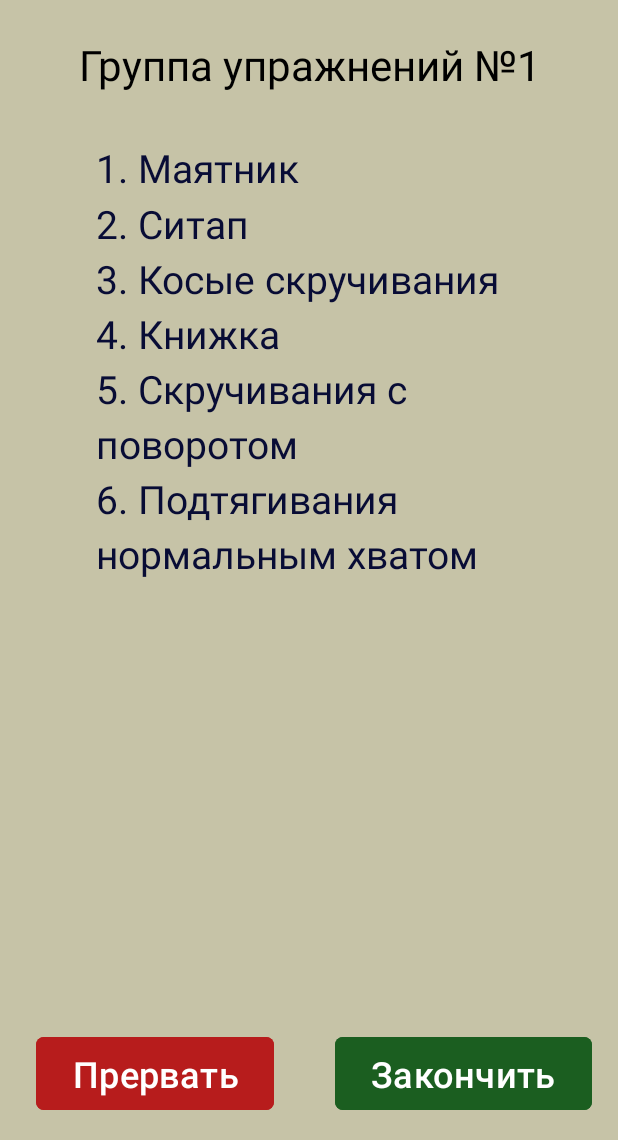
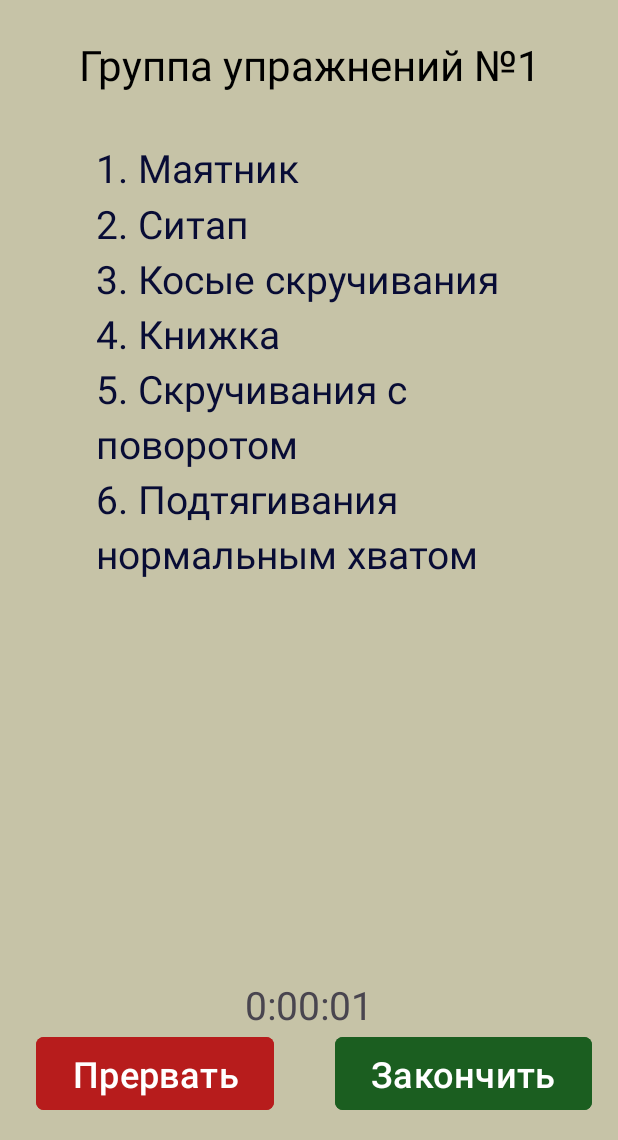
Before and after one commit to KotlyarovSergey/WorkoutSchedule, an Android app: the screen it shows after launch (MainActivity), after a tap on "Старт", on a phone screen of 412 x 824 dp, the part 96-1236 px from its top. Run offline under Robolectric (Android 15) with nearby library versions, the phone set to English and light mode, and no system bars; our stand-ins replace data binding; Roboto replaces fonts that are not available here.

Commit message:
Add timer

```diff
--- a/app/src/main/java/com/ksv/workoutschedule/presentation/HistoryFragment.kt
+++ b/app/src/main/java/com/ksv/workoutschedule/presentation/HistoryFragment.kt
@@ -9,6 +9,7 @@ import com.ksv.workoutschedule.data.HistoryRepository
 import com.ksv.workoutschedule.databinding.FragmentHistoryBinding
 import com.ksv.workoutschedule.domain.WorkoutPlan
 import com.ksv.workoutschedule.entity.HistoryItem
+import com.ksv.workoutschedule.util.TimeConverter
 import java.time.Duration
 import java.time.LocalDate
 import java.time.format.DateTimeFormatter
@@ -66,19 +67,9 @@ class HistoryFragment : Fragment() {
         val bar = barPlan.type
 
         val duration = Duration.ofSeconds(historyItem.duration)
-        val hours = duration.toHours().toString()
-        val minutes = addZero((duration.toMinutes() % 60).toInt())
-        val seconds = addZero((duration.seconds % 60).toInt())
-        val durationStr = "$hours:$minutes:$seconds"
+        val durationStr = TimeConverter.durationToText(duration)
 
         return "$dateFormatted: [$press-$bar] - $durationStr"
-    }
-
-    private fun addZero(number: Int): String {
-        return if (number < 10)
-            "0$number"
-        else
-            number.toString()
     }
 
     companion object {
--- a/app/src/main/java/com/ksv/workoutschedule/presentation/WorkoutViewModel.kt
+++ b/app/src/main/java/com/ksv/workoutschedule/presentation/WorkoutViewModel.kt
@@ -1,15 +1,18 @@
 package com.ksv.workoutschedule.presentation
 
 import android.app.Application
-import android.content.Context
 import androidx.lifecycle.AndroidViewModel
+import androidx.lifecycle.viewModelScope
 import com.ksv.workoutschedule.data.HistoryRepository
 import com.ksv.workoutschedule.data.WorkoutRepository
 import com.ksv.workoutschedule.entity.HistoryItem
 import com.ksv.workoutschedule.domain.WorkoutPlan
 import com.ksv.workoutschedule.entity.WorkoutDate
+import com.ksv.workoutschedule.util.TimeConverter
+import kotlinx.coroutines.delay
 import kotlinx.coroutines.flow.MutableStateFlow
 import kotlinx.coroutines.flow.asStateFlow
+import kotlinx.coroutines.launch
 import java.time.Duration
 import java.time.LocalDate
 import java.time.LocalDateTime
@@ -19,14 +22,15 @@ class WorkoutViewModel(application: Application) : AndroidViewModel(application)
     private val _state = MutableStateFlow<WorkoutState>(WorkoutState.Idle)
     val state = _state.asStateFlow()
     val exercisesList = MutableStateFlow("")
+    val timerText = MutableStateFlow("")
     val trainingPlan = MutableStateFlow(PLAN_NAME_PREFIX)
 
     private var needToLoadData = true
     private var workoutPlan = WorkoutPlan()
     private var startTime = LocalDateTime.now()
 
-    fun openWorkoutFragment(){
-        if(needToLoadData) {
+    fun openWorkoutFragment() {
+        if (needToLoadData) {
             val workoutRepository = WorkoutRepository(context)
             workoutPlan = workoutRepository.loadWorkoutPlan()
             needToLoadData = false
@@ -37,6 +41,9 @@ class WorkoutViewModel(application: Application) : AndroidViewModel(application)
     fun startWorkout() {
         startTime = LocalDateTime.now()
         _state.value = WorkoutState.Training
+        viewModelScope.launch {
+            timerTick()
+        }
     }
 
     fun finishWorkout() {
@@ -45,25 +52,6 @@ class WorkoutViewModel(application: Application) : AndroidViewModel(application)
         _state.value = WorkoutState.Idle
         nextWorkoutPlan()
     }
-
-    private fun saveCurrentWorkout(){
-        val workoutRepository = WorkoutRepository(context)
-        workoutRepository.saveWorkoutPlan(workoutPlan)
-    }
-
-    private fun addToHistory(){
-        val hisRepository = HistoryRepository(context)
-        val localDate = LocalDate.now()
-        val workoutDate = WorkoutDate(localDate.year, localDate.monthValue, localDate.dayOfMonth)
-        val pressExNum =  workoutPlan.press.ordinal
-        val barExNum = workoutPlan.bar.ordinal
-//        val duration = Duration.between(startTime, LocalDateTime.now()).seconds + (3000..4200).random()
-        val duration = Duration.between(startTime, LocalDateTime.now()).seconds
-
-        hisRepository.addItemToHistory(HistoryItem(workoutDate, pressExNum, barExNum, duration))
-    }
-
-
 
     fun brakeWorkout() {
         _state.value = WorkoutState.Idle
@@ -81,6 +69,33 @@ class WorkoutViewModel(application: Application) : AndroidViewModel(application)
         trainingPlan.value = "$PLAN_NAME_PREFIX${workoutPlan.press.number}"
     }
 
+
+    private suspend fun timerTick() {
+        while (state.value == WorkoutState.Training) {
+            val duration = Duration.between(startTime, LocalDateTime.now())
+            timerText.value = TimeConverter.durationToText(duration)
+            delay(500)
+        }
+    }
+
+    private fun saveCurrentWorkout() {
+        val workoutRepository = WorkoutRepository(context)
+        workoutRepository.saveWorkoutPlan(workoutPlan)
+    }
+
+    private fun addToHistory() {
+        val hisRepository = HistoryRepository(context)
+        val localDate = LocalDate.now()
+        val workoutDate = WorkoutDate(localDate.year, localDate.monthValue, localDate.dayOfMonth)
+        val pressExNum = workoutPlan.press.ordinal
+        val barExNum = workoutPlan.bar.ordinal
+//        val duration = Duration.between(startTime, LocalDateTime.now()).seconds + (3000..4200).random()
+        val duration = Duration.between(startTime, LocalDateTime.now()).seconds
+
+        hisRepository.addItemToHistory(HistoryItem(workoutDate, pressExNum, barExNum, duration))
+    }
+
+
     private fun listToNumbericString(list: List<String>): String {
         val builder = StringBuilder()
         for ((i, e) in list.withIndex()) {
--- /dev/null
+++ b/app/src/main/java/com/ksv/workoutschedule/util/TimeConverter.kt
@@ -0,0 +1,21 @@
+package com.ksv.workoutschedule.util
+
+import java.time.Duration
+
+class TimeConverter {
+    companion object{
+        fun durationToText(duration: Duration): String{
+            val hours = duration.toHours().toString()
+            val minutes = addZero((duration.toMinutes() % 60).toInt())
+            val seconds = addZero((duration.seconds % 60).toInt())
+            return "$hours:$minutes:$seconds"
+        }
+
+        private fun addZero(number: Int): String {
+            return if (number < 10)
+                "0$number"
+            else
+                number.toString()
+        }
+    }
+}
--- a/app/src/main/res/layout/fragment_workout.xml
+++ b/app/src/main/res/layout/fragment_workout.xml
@@ -15,7 +15,7 @@
             android:orientation="vertical"
             android:layout_marginVertical="8dp"
             app:layout_constraintTop_toTopOf="parent"
-            app:layout_constraintBottom_toTopOf="@id/btnBreak"
+            app:layout_constraintBottom_toTopOf="@id/timer_textview"
             >
 
             <androidx.constraintlayout.widget.ConstraintLayout
@@ -34,9 +34,10 @@
                     android:textSize="28sp"
                     android:textStyle="normal"
                     tools:text="План тренировок №1"
+                    app:layout_constraintTop_toTopOf="parent"
+                    app:layout_constraintStart_toStartOf="parent"
                     app:layout_constraintEnd_toEndOf="parent"
-                    app:layout_constraintStart_toStartOf="parent"
-                    app:layout_constraintTop_toTopOf="parent" />
+                    />
 
                 <TextView
                     android:id="@+id/tvExercisesGroup"
@@ -53,7 +54,8 @@
                     tools:text="@tools:sample/lorem/random"
                     app:layout_constraintEnd_toStartOf="@+id/btnNext"
                     app:layout_constraintStart_toEndOf="@+id/btnPrevious"
-                    app:layout_constraintTop_toBottomOf="@+id/tvPlanNumber" />
+                    app:layout_constraintTop_toBottomOf="@+id/tvPlanNumber"
+                    />
 
                 <ImageButton
                     android:id="@+id/btnPrevious"
@@ -65,11 +67,12 @@
                     android:contentDescription="@string/previous"
                     android:onClick="@{() -> viewModel.previousWorkoutPlan()}"
                     android:visibility="@{viewModel.state == WorkoutState.Training.INSTANCE ? View.INVISIBLE : View.VISIBLE}"
+                    app:srcCompat="@drawable/before"
+                    app:tint="@color/design_default_color_primary_dark"
+                    app:layout_constraintTop_toTopOf="@+id/tvExercisesGroup"
+                    app:layout_constraintStart_toStartOf="parent"
                     app:layout_constraintBottom_toBottomOf="@+id/tvExercisesGroup"
-                    app:layout_constraintStart_toStartOf="parent"
-                    app:layout_constraintTop_toTopOf="@+id/tvExercisesGroup"
-                    app:srcCompat="@drawable/before"
-                    app:tint="@color/design_default_color_primary_dark" />
+                    />
 
                 <ImageButton
                     android:id="@+id/btnNext"
@@ -81,11 +84,15 @@
                     android:contentDescription="@string/next"
                     android:onClick="@{() -> viewModel.nextWorkoutPlan()}"
                     android:visibility="@{viewModel.state == WorkoutState.Training.INSTANCE ? View.INVISIBLE : View.VISIBLE}"
+                    app:srcCompat="@drawable/next"
+                    app:tint="@color/design_default_color_primary_dark"
+                    app:layout_constraintTop_toTopOf="@+id/tvExercisesGroup"
+                    app:layout_constraintEnd_toEndOf="parent"
                     app:layout_constraintBottom_toBottomOf="@+id/tvExercisesGroup"
-                    app:layout_constraintEnd_toEndOf="parent"
-                    app:layout_constraintTop_toTopOf="@+id/tvExercisesGroup"
-                    app:srcCompat="@drawable/next"
-                    app:tint="@color/design_default_color_primary_dark" />
+                    />
+
+
+
             </androidx.constraintlayout.widget.ConstraintLayout>
         </ScrollView>
 
@@ -106,6 +113,21 @@
             app:layout_constraintBottom_toBottomOf="parent"
             app:layout_constraintEnd_toEndOf="parent"
             app:layout_constraintStart_toStartOf="parent" />
+
+
+        <TextView
+            android:id="@+id/timer_textview"
+            android:layout_width="wrap_content"
+            android:layout_height="wrap_content"
+            android:textAlignment="center"
+            android:textSize="26sp"
+            android:text="@{viewModel.timerText}"
+            android:visibility="@{viewModel.state == WorkoutState.Training.INSTANCE ? View.VISIBLE : View.GONE}"
+            tools:text="1:05:17"
+            app:layout_constraintStart_toStartOf="parent"
+            app:layout_constraintEnd_toEndOf="parent"
+            app:layout_constraintBottom_toTopOf="@id/btnBreak"
+            />
 
         <Space
             android:id="@+id/space"
```
